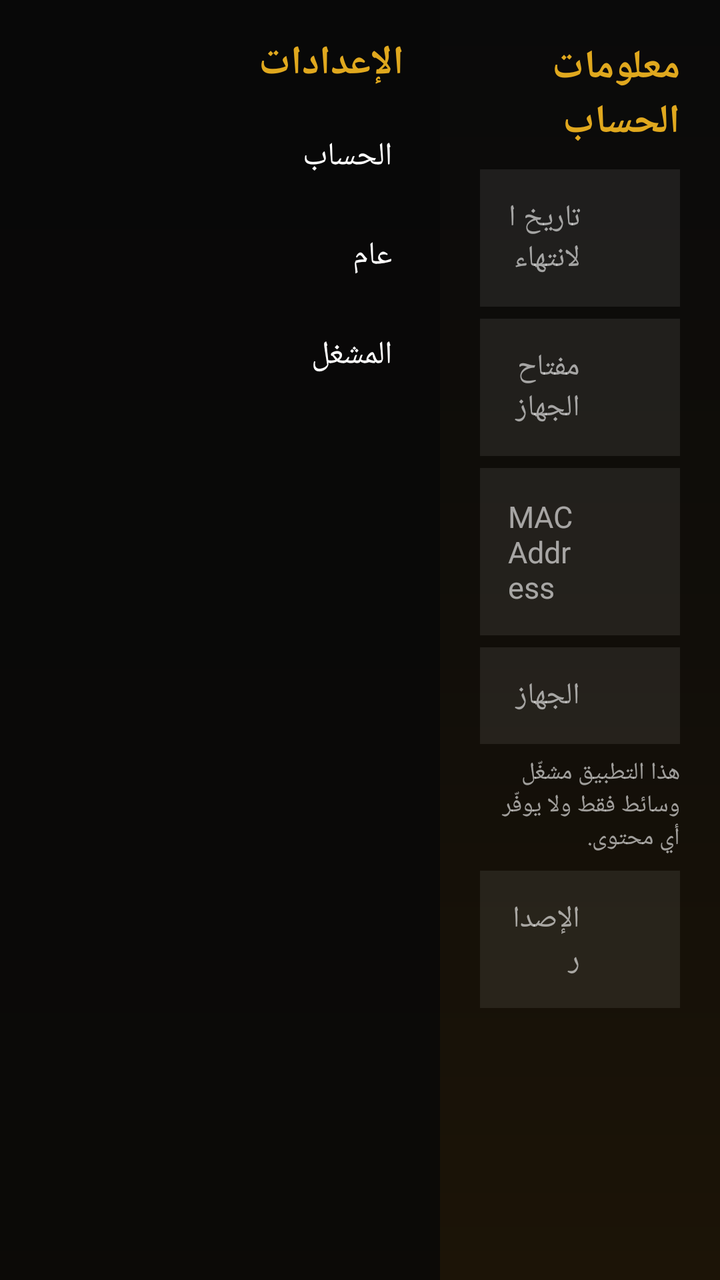
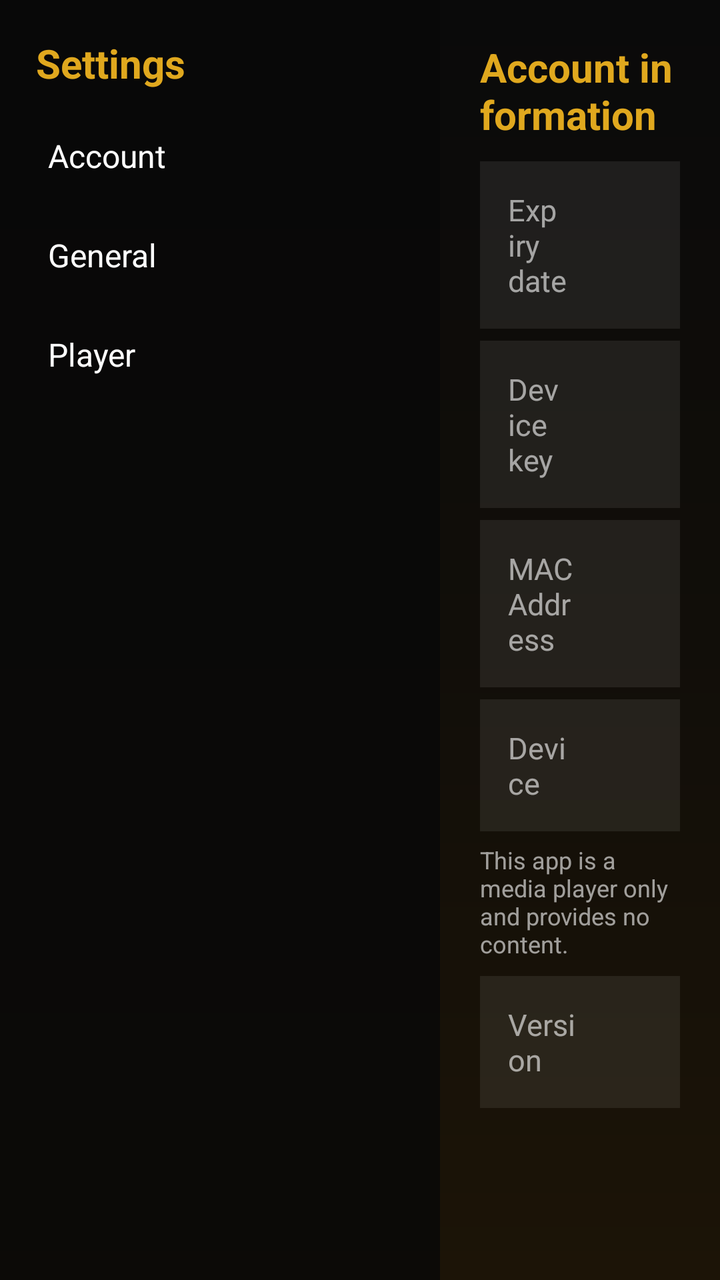

The first picture is an Android layout as it rendered before a commit; the second is the same layout after the commit. The layout source and the unified diff follow.
<!-- AndroidManifest.xml: application theme Theme.IPTVPlayer -->
<!-- res/layout/activity_settings.xml -->
<?xml version="1.0" encoding="utf-8"?>
<LinearLayout xmlns:android="http://schemas.android.com/apk/res/android" xmlns:app="http://schemas.android.com/apk/res-auto" android:layout_width="match_parent" android:layout_height="match_parent" android:background="@drawable/bg_app_gradient" android:layoutDirection="ltr" android:orientation="horizontal">
<LinearLayout android:layout_width="220dp" android:layout_height="match_parent" android:background="#CC080808" android:orientation="vertical" android:padding="10dp">
<TextView android:layout_width="match_parent" android:layout_height="wrap_content" android:padding="8dp" android:text="الإعدادات" android:textColor="#E0A81E" android:textSize="20sp" android:textStyle="bold" />
<TextView android:id="@+id/tabAccount" android:layout_width="match_parent" android:layout_height="wrap_content" android:background="@drawable/bg_row" android:clickable="true" android:focusable="true" android:padding="14dp" android:text="الحساب" android:textColor="#FFFFFF" android:textSize="16sp" />
<TextView android:id="@+id/tabGeneral" android:layout_width="match_parent" android:layout_height="wrap_content" android:background="@drawable/bg_row" android:clickable="true" android:focusable="true" android:padding="14dp" android:text="عام" android:textColor="#FFFFFF" android:textSize="16sp" />
<TextView android:id="@+id/tabPlayer" android:layout_width="match_parent" android:layout_height="wrap_content" android:background="@drawable/bg_row" android:clickable="true" android:focusable="true" android:padding="14dp" android:text="المشغل" android:textColor="#FFFFFF" android:textSize="16sp" />
</LinearLayout>
<FrameLayout android:layout_width="0dp" android:layout_height="match_parent" android:layout_weight="1" android:padding="20dp">
<ScrollView android:id="@+id/paneAccount" android:layout_width="match_parent" android:layout_height="match_parent"><LinearLayout android:layout_width="match_parent" android:layout_height="wrap_content" android:orientation="vertical">
<TextView android:layout_width="wrap_content" android:layout_height="wrap_content" android:layout_marginBottom="10dp" android:text="معلومات الحساب" android:textColor="#E0A81E" android:textSize="20sp" android:textStyle="bold" />
<LinearLayout style="@style/SettingRow"><TextView style="@style/SettingLabel" android:text="تاريخ الانتهاء" /><TextView android:id="@+id/vExpiry" style="@style/SettingValue" /></LinearLayout>
<LinearLayout style="@style/SettingRow"><TextView style="@style/SettingLabel" android:text="مفتاح الجهاز" /><TextView android:id="@+id/vKey" style="@style/SettingValue" /></LinearLayout>
<LinearLayout style="@style/SettingRow"><TextView style="@style/SettingLabel" android:text="MAC Address" /><TextView android:id="@+id/vMac" style="@style/SettingValue" /></LinearLayout>
<LinearLayout style="@style/SettingRow"><TextView style="@style/SettingLabel" android:text="الجهاز" /><TextView android:id="@+id/vDevice" style="@style/SettingValue" /></LinearLayout>
<TextView android:layout_width="match_parent" android:layout_height="wrap_content" android:layout_marginBottom="8dp" android:text="هذا التطبيق مشغّل وسائط فقط ولا يوفّر أي محتوى." android:textColor="#99FFFFFF" android:textSize="12sp" />
<LinearLayout style="@style/SettingRow"><TextView style="@style/SettingLabel" android:text="الإصدار" /><TextView android:id="@+id/vVersion" style="@style/SettingValue" /></LinearLayout>
</LinearLayout></ScrollView>
<LinearLayout android:id="@+id/paneGeneral" android:layout_width="match_parent" android:layout_height="match_parent" android:orientation="vertical" android:visibility="gone">
<TextView android:id="@+id/btnLang" style="@style/SettingBtn" android:text="تغيير اللغة" />
<TextView android:id="@+id/btnTheme" style="@style/SettingBtn" android:text="الوضع الليلي / النهاري" />
<TextView android:id="@+id/btnLogout" style="@style/SettingBtn" android:text="تسجيل الخروج" android:textColor="#FF5252" />
</LinearLayout>
<LinearLayout android:id="@+id/panePlayer" android:layout_width="match_parent" android:layout_height="match_parent" android:orientation="vertical" android:visibility="gone">
<androidx.appcompat.widget.SwitchCompat android:id="@+id/swAuto" android:layout_width="match_parent" android:layout_height="wrap_content" android:background="@drawable/bg_row" android:focusable="true" android:padding="16dp" android:text="تشغيل آخر قناة تلقائياً" android:textColor="#FFFFFF" android:textSize="16sp" />
<androidx.appcompat.widget.SwitchCompat android:id="@+id/swFill" android:layout_width="match_parent" android:layout_height="wrap_content" android:layout_marginTop="6dp" android:background="@drawable/bg_row" android:focusable="true" android:padding="16dp" android:text="ملء الشاشة في القنوات المباشرة" android:textColor="#FFFFFF" android:textSize="16sp" />
</LinearLayout>
</FrameLayout>
</LinearLayout>
<!-- resources referenced by this layout -->
<resources>
  <!-- drawable bg_app_gradient (drawable) -->
  <?xml version="1.0" encoding="utf-8"?>
  <shape xmlns:android="http://schemas.android.com/apk/res/android" android:shape="rectangle"><gradient android:angle="270" android:startColor="#0A0A0A" android:centerColor="#110E09" android:endColor="#1C1407" /></shape>
  <!-- drawable bg_row (drawable) -->
  <?xml version="1.0" encoding="utf-8"?>
  <selector xmlns:android="http://schemas.android.com/apk/res/android">
  <item android:state_focused="true"><shape android:shape="rectangle"><solid android:color="#55E0A81E" /><corners android:radius="8dp" /></shape></item>
  <item android:state_selected="true"><shape android:shape="rectangle"><solid android:color="#66C62828" /><corners android:radius="8dp" /></shape></item>
  <item><shape android:shape="rectangle"><solid android:color="#00000000" /></shape></item>
  </selector>
  <style name="SettingBtn"><item name="android:layout_width">match_parent</item><item name="android:layout_height">wrap_content</item><item name="android:background">@drawable/bg_row</item><item name="android:clickable">true</item><item name="android:focusable">true</item><item name="android:padding">16dp</item><item name="android:layout_marginBottom">6dp</item><item name="android:textColor">#FFFFFF</item><item name="android:textSize">16sp</item></style>
  <style name="SettingLabel"><item name="android:layout_width">0dp</item><item name="android:layout_height">wrap_content</item><item name="android:layout_weight">1</item><item name="android:textColor">#99FFFFFF</item><item name="android:textSize">15sp</item></style>
  <style name="SettingRow"><item name="android:layout_width">match_parent</item><item name="android:layout_height">wrap_content</item><item name="android:orientation">horizontal</item><item name="android:background">#14FFFFFF</item><item name="android:padding">14dp</item><item name="android:layout_marginBottom">6dp</item></style>
  <style name="SettingValue"><item name="android:layout_width">0dp</item><item name="android:layout_height">wrap_content</item><item name="android:layout_weight">1</item><item name="android:textColor">#FFFFFF</item><item name="android:textSize">15sp</item><item name="android:textStyle">bold</item><item name="android:textDirection">ltr</item><item name="android:gravity">start</item></style>
  <color name="accent_primary">#FF00E676</color>
  <color name="accent_secondary">#FF00C853</color>
  <color name="bg_primary">#FF121212</color>
  <color name="bg_surface">#FF1E1E1E</color>
  <color name="text_primary">#FFFFFFFF</color>
  <color name="text_secondary">#FFB0B0B0</color>
  <color name="text_hint">#FF757575</color>
  <style name="DarkAlertDialog" parent="ThemeOverlay.MaterialComponents.MaterialAlertDialog">
          <item name="colorSurface">@color/bg_surface</item>
          <item name="colorOnSurface">@color/text_primary</item>
          <item name="android:background">@color/bg_surface</item>
          <item name="buttonBarPositiveButtonStyle">@style/AccentButtonStyle</item>
      </style>
  <style name="AccentButtonStyle" parent="Widget.MaterialComponents.Button.TextButton.Dialog">
          <item name="android:textColor">@color/accent_primary</item>
      </style>
  <!-- unchanged entries left out for length: 1 -->
</resources>

<!-- the commit's change to res/layout/activity_settings.xml (unified diff, before → after) -->
@@ -1,29 +1,28 @@
 <?xml version="1.0" encoding="utf-8"?>
 <LinearLayout xmlns:android="http://schemas.android.com/apk/res/android" xmlns:app="http://schemas.android.com/apk/res-auto" android:layout_width="match_parent" android:layout_height="match_parent" android:background="@drawable/bg_app_gradient" android:layoutDirection="ltr" android:orientation="horizontal">
 <LinearLayout android:layout_width="220dp" android:layout_height="match_parent" android:background="#CC080808" android:orientation="vertical" android:padding="10dp">
-<TextView android:layout_width="match_parent" android:layout_height="wrap_content" android:padding="8dp" android:text="الإعدادات" android:textColor="#E0A81E" android:textSize="20sp" android:textStyle="bold" />
-<TextView android:id="@+id/tabAccount" android:layout_width="match_parent" android:layout_height="wrap_content" android:background="@drawable/bg_row" android:clickable="true" android:focusable="true" android:padding="14dp" android:text="الحساب" android:textColor="#FFFFFF" android:textSize="16sp" />
-<TextView android:id="@+id/tabGeneral" android:layout_width="match_parent" android:layout_height="wrap_content" android:background="@drawable/bg_row" android:clickable="true" android:focusable="true" android:padding="14dp" android:text="عام" android:textColor="#FFFFFF" android:textSize="16sp" />
-<TextView android:id="@+id/tabPlayer" android:layout_width="match_parent" android:layout_height="wrap_content" android:background="@drawable/bg_row" android:clickable="true" android:focusable="true" android:padding="14dp" android:text="المشغل" android:textColor="#FFFFFF" android:textSize="16sp" />
+<TextView android:layout_width="match_parent" android:layout_height="wrap_content" android:padding="8dp" android:text="@string/set_title" android:textColor="#E0A81E" android:textSize="20sp" android:textStyle="bold" />
+<TextView android:id="@+id/tabAccount" android:layout_width="match_parent" android:layout_height="wrap_content" android:background="@drawable/bg_row" android:clickable="true" android:focusable="true" android:padding="14dp" android:text="@string/set_account" android:textColor="#FFFFFF" android:textSize="16sp" />
+<TextView android:id="@+id/tabGeneral" android:layout_width="match_parent" android:layout_height="wrap_content" android:background="@drawable/bg_row" android:clickable="true" android:focusable="true" android:padding="14dp" android:text="@string/set_general" android:textColor="#FFFFFF" android:textSize="16sp" />
+<TextView android:id="@+id/tabPlayer" android:layout_width="match_parent" android:layout_height="wrap_content" android:background="@drawable/bg_row" android:clickable="true" android:focusable="true" android:padding="14dp" android:text="@string/set_player" android:textColor="#FFFFFF" android:textSize="16sp" />
 </LinearLayout>
 <FrameLayout android:layout_width="0dp" android:layout_height="match_parent" android:layout_weight="1" android:padding="20dp">
 <ScrollView android:id="@+id/paneAccount" android:layout_width="match_parent" android:layout_height="match_parent"><LinearLayout android:layout_width="match_parent" android:layout_height="wrap_content" android:orientation="vertical">
-<TextView android:layout_width="wrap_content" android:layout_height="wrap_content" android:layout_marginBottom="10dp" android:text="معلومات الحساب" android:textColor="#E0A81E" android:textSize="20sp" android:textStyle="bold" />
-<LinearLayout style="@style/SettingRow"><TextView style="@style/SettingLabel" android:text="تاريخ الانتهاء" /><TextView android:id="@+id/vExpiry" style="@style/SettingValue" /></LinearLayout>
-<LinearLayout style="@style/SettingRow"><TextView style="@style/SettingLabel" android:text="مفتاح الجهاز" /><TextView android:id="@+id/vKey" style="@style/SettingValue" /></LinearLayout>
+<TextView android:layout_width="wrap_content" android:layout_height="wrap_content" android:layout_marginBottom="10dp" android:text="@string/set_account_info" android:textColor="#E0A81E" android:textSize="20sp" android:textStyle="bold" />
+<LinearLayout style="@style/SettingRow"><TextView style="@style/SettingLabel" android:text="@string/set_expiry" /><TextView android:id="@+id/vExpiry" style="@style/SettingValue" /></LinearLayout>
+<LinearLayout style="@style/SettingRow"><TextView style="@style/SettingLabel" android:text="@string/act_device_key" /><TextView android:id="@+id/vKey" style="@style/SettingValue" /></LinearLayout>
 <LinearLayout style="@style/SettingRow"><TextView style="@style/SettingLabel" android:text="MAC Address" /><TextView android:id="@+id/vMac" style="@style/SettingValue" /></LinearLayout>
-<LinearLayout style="@style/SettingRow"><TextView style="@style/SettingLabel" android:text="الجهاز" /><TextView android:id="@+id/vDevice" style="@style/SettingValue" /></LinearLayout>
-<TextView android:layout_width="match_parent" android:layout_height="wrap_content" android:layout_marginBottom="8dp" android:text="هذا التطبيق مشغّل وسائط فقط ولا يوفّر أي محتوى." android:textColor="#99FFFFFF" android:textSize="12sp" />
-<LinearLayout style="@style/SettingRow"><TextView style="@style/SettingLabel" android:text="الإصدار" /><TextView android:id="@+id/vVersion" style="@style/SettingValue" /></LinearLayout>
+<LinearLayout style="@style/SettingRow"><TextView style="@style/SettingLabel" android:text="@string/set_device" /><TextView android:id="@+id/vDevice" style="@style/SettingValue" /></LinearLayout>
+<TextView android:layout_width="match_parent" android:layout_height="wrap_content" android:layout_marginBottom="8dp" android:text="@string/set_disc" android:textColor="#99FFFFFF" android:textSize="12sp" />
+<LinearLayout style="@style/SettingRow"><TextView style="@style/SettingLabel" android:text="@string/set_version" /><TextView android:id="@+id/vVersion" style="@style/SettingValue" /></LinearLayout>
 </LinearLayout></ScrollView>
 <LinearLayout android:id="@+id/paneGeneral" android:layout_width="match_parent" android:layout_height="match_parent" android:orientation="vertical" android:visibility="gone">
-<TextView android:id="@+id/btnLang" style="@style/SettingBtn" android:text="تغيير اللغة" />
-<TextView android:id="@+id/btnTheme" style="@style/SettingBtn" android:text="الوضع الليلي / النهاري" />
-<TextView android:id="@+id/btnLogout" style="@style/SettingBtn" android:text="تسجيل الخروج" android:textColor="#FF5252" />
+<TextView android:id="@+id/btnTheme" style="@style/SettingBtn" android:text="@string/set_theme" />
+<TextView android:id="@+id/btnLogout" style="@style/SettingBtn" android:text="@string/set_logout" android:textColor="#FF5252" />
 </LinearLayout>
 <LinearLayout android:id="@+id/panePlayer" android:layout_width="match_parent" android:layout_height="match_parent" android:orientation="vertical" android:visibility="gone">
-<androidx.appcompat.widget.SwitchCompat android:id="@+id/swAuto" android:layout_width="match_parent" android:layout_height="wrap_content" android:background="@drawable/bg_row" android:focusable="true" android:padding="16dp" android:text="تشغيل آخر قناة تلقائياً" android:textColor="#FFFFFF" android:textSize="16sp" />
-<androidx.appcompat.widget.SwitchCompat android:id="@+id/swFill" android:layout_width="match_parent" android:layout_height="wrap_content" android:layout_marginTop="6dp" android:background="@drawable/bg_row" android:focusable="true" android:padding="16dp" android:text="ملء الشاشة في القنوات المباشرة" android:textColor="#FFFFFF" android:textSize="16sp" />
+<androidx.appcompat.widget.SwitchCompat android:id="@+id/swAuto" android:layout_width="match_parent" android:layout_height="wrap_content" android:background="@drawable/bg_row" android:focusable="true" android:padding="16dp" android:text="@string/set_auto" android:textColor="#FFFFFF" android:textSize="16sp" />
+<androidx.appcompat.widget.SwitchCompat android:id="@+id/swFill" android:layout_width="match_parent" android:layout_height="wrap_content" android:layout_marginTop="6dp" android:background="@drawable/bg_row" android:focusable="true" android:padding="16dp" android:text="@string/set_fill" android:textColor="#FFFFFF" android:textSize="16sp" />
 </LinearLayout>
 </FrameLayout>
 </LinearLayout>
<!-- resource entries referenced after the edit -->
@@ -10,6 +10,20 @@
   <item android:state_selected="true"><shape android:shape="rectangle"><solid android:color="#66C62828" /><corners android:radius="8dp" /></shape></item>
   <item><shape android:shape="rectangle"><solid android:color="#00000000" /></shape></item>
   </selector>
+  <string name="act_device_key">Device key</string>
+  <string name="set_account">Account</string>
+  <string name="set_account_info">Account information</string>
+  <string name="set_auto">Auto-play last channel</string>
+  <string name="set_device">Device</string>
+  <string name="set_disc">This app is a media player only and provides no content.</string>
+  <string name="set_expiry">Expiry date</string>
+  <string name="set_fill">Fill screen in live channels</string>
+  <string name="set_general">General</string>
+  <string name="set_logout">Log out</string>
+  <string name="set_player">Player</string>
+  <string name="set_theme">Dark / light mode</string>
+  <string name="set_title">Settings</string>
+  <string name="set_version">Version</string>
   <style name="SettingBtn"><item name="android:layout_width">match_parent</item><item name="android:layout_height">wrap_content</item><item name="android:background">@drawable/bg_row</item><item name="android:clickable">true</item><item name="android:focusable">true</item><item name="android:padding">16dp</item><item name="android:layout_marginBottom">6dp</item><item name="android:textColor">#FFFFFF</item><item name="android:textSize">16sp</item></style>
   <style name="SettingLabel"><item name="android:layout_width">0dp</item><item name="android:layout_height">wrap_content</item><item name="android:layout_weight">1</item><item name="android:textColor">#99FFFFFF</item><item name="android:textSize">15sp</item></style>
   <style name="SettingRow"><item name="android:layout_width">match_parent</item><item name="android:layout_height">wrap_content</item><item name="android:orientation">horizontal</item><item name="android:background">#14FFFFFF</item><item name="android:padding">14dp</item><item name="android:layout_marginBottom">6dp</item></style>
